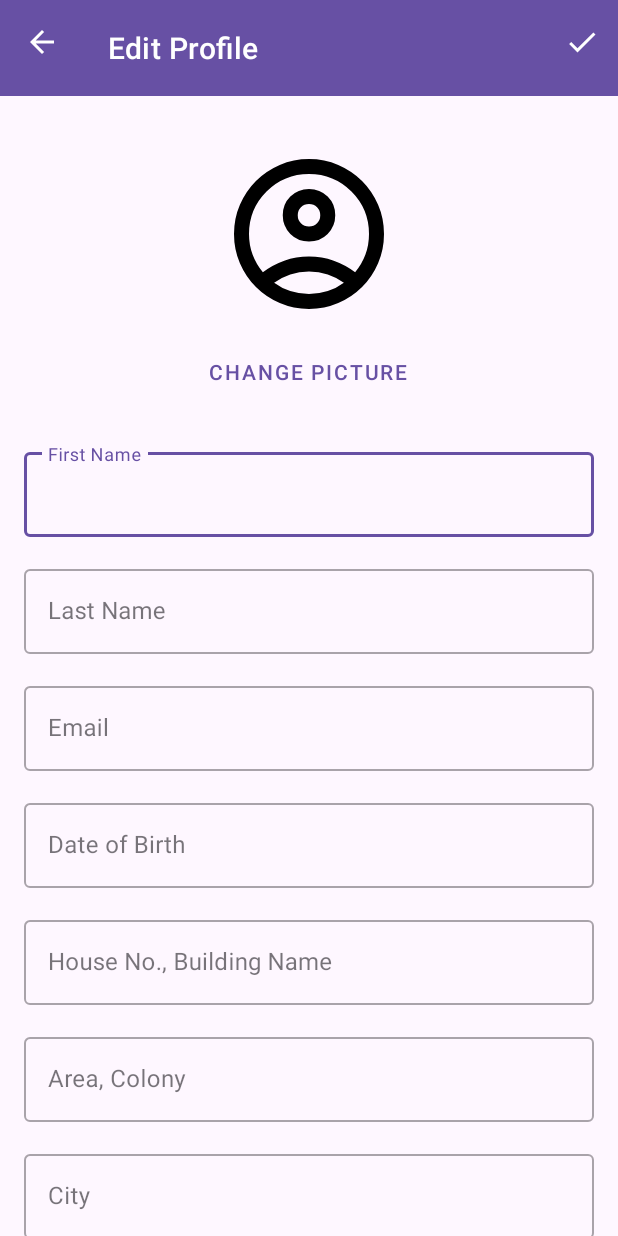
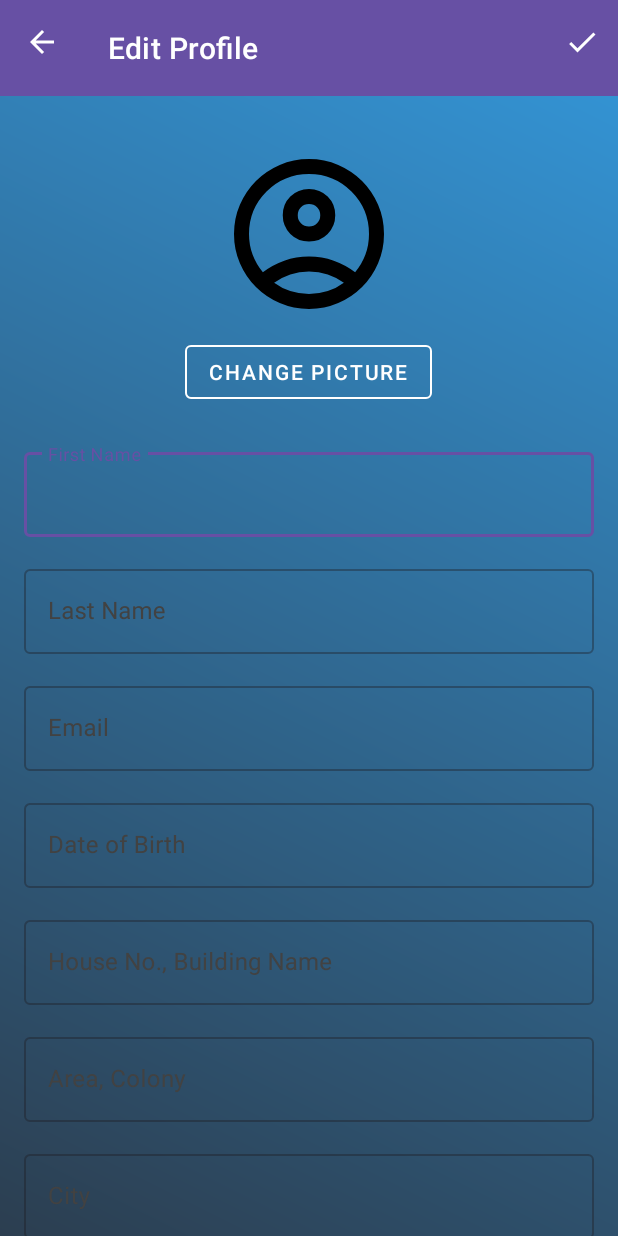
Before and after one commit to shivhiremath2303/CarbonTracer, an Android app: the EditProfileActivity screen opened directly, with no data from a screen before it, on a phone screen of 412 x 824 dp. Run offline under Robolectric (Android 15) with nearby library versions, the phone set to English and light mode, and no system bars; our stand-ins replace CircleImageView, Firebase (no records; nobody signed in at launch, a user with empty details on screens opened directly); libraries missing offline, so code that uses them is left out: com.yalantis.ucrop; pictures from the network do not load.

Commit message:
new and updated files

```diff
--- /dev/null
+++ b/app/src/main/res/drawable/premium_gradient_background.xml
@@ -0,0 +1,8 @@
+<?xml version="1.0" encoding="utf-8"?>
+<shape xmlns:android="http://schemas.android.com/apk/res/android">
+    <gradient
+        android:angle="45"
+        android:endColor="@color/gradient_end_color"
+        android:startColor="@color/gradient_start_color"
+        android:type="linear" />
+</shape>
--- a/app/src/main/res/layout/activity_edit_profile.xml
+++ b/app/src/main/res/layout/activity_edit_profile.xml
@@ -4,19 +4,23 @@
     xmlns:tools="http://schemas.android.com/tools"
     android:layout_width="match_parent"
     android:layout_height="match_parent"
+    android:background="@drawable/premium_gradient_background"
     tools:context=".EditProfileActivity">
 
     <com.google.android.material.appbar.AppBarLayout
         android:id="@+id/appBarLayout"
         android:layout_width="match_parent"
-        android:layout_height="wrap_content">
+        android:layout_height="wrap_content"
+        android:background="@android:color/transparent"
+        app:elevation="0dp">
 
         <com.google.android.material.appbar.MaterialToolbar
             android:id="@+id/toolbarEditProfile"
             android:layout_width="match_parent"
             android:layout_height="?attr/actionBarSize"
             app:title="Edit Profile"
-            style="@style/Widget.MaterialComponents.Toolbar.Primary" />
+            app:titleTextColor="@color/white"
+            style="@style/Widget.MaterialComponents.Toolbar.PrimarySurface" />
 
     </com.google.android.material.appbar.AppBarLayout>
 
@@ -43,11 +47,13 @@
 
             <Button
                 android:id="@+id/btnChangeProfilePicture"
-                style="@style/Widget.MaterialComponents.Button.TextButton"
+                style="@style/Widget.MaterialComponents.Button.OutlinedButton"
                 android:layout_width="wrap_content"
                 android:layout_height="wrap_content"
                 android:layout_gravity="center_horizontal"
                 android:text="Change Picture"
+                android:textColor="@color/white"
+                app:strokeColor="@color/white"
                 android:layout_marginBottom="24dp" />
 
             <com.google.android.material.textfield.TextInputLayout
@@ -56,13 +62,15 @@
                 android:layout_width="match_parent"
                 android:layout_height="wrap_content"
                 android:layout_marginBottom="16dp"
-                android:hint="First Name">
+                android:hint="First Name"
+                android:textColorHint="@color/gray">
 
                 <com.google.android.material.textfield.TextInputEditText
                     android:id="@+id/etFirstName"
                     android:layout_width="match_parent"
                     android:layout_height="wrap_content"
-                    android:inputType="textPersonName" />
+                    android:inputType="textPersonName"
+                    android:textColor="@color/white"/>
             </com.google.android.material.textfield.TextInputLayout>
 
             <com.google.android.material.textfield.TextInputLayout
@@ -71,13 +79,15 @@
                 android:layout_width="match_parent"
                 android:layout_height="wrap_content"
                 android:layout_marginBottom="16dp"
-                android:hint="Last Name">
+                android:hint="Last Name"
+                android:textColorHint="@color/gray">
 
                 <com.google.android.material.textfield.TextInputEditText
                     android:id="@+id/etLastName"
                     android:layout_width="match_parent"
                     android:layout_height="wrap_content"
-                    android:inputType="textPersonName" />
+                    android:inputType="textPersonName"
+                    android:textColor="@color/white"/>
             </com.google.android.material.textfield.TextInputLayout>
 
             <com.google.android.material.textfield.TextInputLayout
@@ -86,13 +96,15 @@
                 android:layout_width="match_parent"
                 android:layout_height="wrap_content"
                 android:layout_marginBottom="16dp"
-                android:hint="Email">
+                android:hint="Email"
+                android:textColorHint="@color/gray">
 
                 <com.google.android.material.textfield.TextInputEditText
                     android:id="@+id/etEmail"
                     android:layout_width="match_parent"
                     android:layout_height="wrap_content"
-                    android:inputType="textEmailAddress" />
+                    android:inputType="textEmailAddress"
+                    android:textColor="@color/white"/>
             </com.google.android.material.textfield.TextInputLayout>
 
             <com.google.android.material.textfield.TextInputLayout
@@ -101,7 +113,8 @@
                 android:layout_width="match_parent"
                 android:layout_height="wrap_content"
                 android:layout_marginBottom="16dp"
-                android:hint="Date of Birth">
+                android:hint="Date of Birth"
+                android:textColorHint="@color/gray">
 
                 <com.google.android.material.textfield.TextInputEditText
                     android:id="@+id/etDOB"
@@ -109,7 +122,8 @@
                     android:layout_height="wrap_content"
                     android:focusable="false"
                     android:clickable="true"
-                    android:inputType="date" />
+                    android:inputType="date"
+                    android:textColor="@color/white"/>
             </com.google.android.material.textfield.TextInputLayout>
 
             <com.google.android.material.textfield.TextInputLayout
@@ -118,13 +132,15 @@
                 android:layout_width="match_parent"
                 android:layout_height="wrap_content"
                 android:layout_marginBottom="16dp"
-                android:hint="House No., Building Name">
+                android:hint="House No., Building Name"
+                android:textColorHint="@color/gray">
 
                 <com.google.android.material.textfield.TextInputEditText
                     android:id="@+id/etHouseBuildingName"
                     android:layout_width="match_parent"
                     android:layout_height="wrap_content"
-                    android:inputType="textPostalAddress" />
+                    android:inputType="textPostalAddress"
+                    android:textColor="@color/white"/>
             </com.google.android.material.textfield.TextInputLayout>
 
             <com.google.android.material.textfield.TextInputLayout
@@ -133,13 +149,15 @@
                 android:layout_width="match_parent"
                 android:layout_height="wrap_content"
                 android:layout_marginBottom="16dp"
-                android:hint="Area, Colony">
+                android:hint="Area, Colony"
+                android:textColorHint="@color/gray">
 
                 <com.google.android.material.textfield.TextInputEditText
                     android:id="@+id/etAreaColony"
                     android:layout_width="match_parent"
                     android:layout_height="wrap_content"
-                    android:inputType="textPostalAddress" />
+                    android:inputType="textPostalAddress"
+                    android:textColor="@color/white"/>
             </com.google.android.material.textfield.TextInputLayout>
 
             <com.google.android.material.textfield.TextInputLayout
@@ -148,13 +166,15 @@
                 android:layout_width="match_parent"
                 android:layout_height="wrap_content"
                 android:layout_marginBottom="16dp"
-                android:hint="City">
+                android:hint="City"
+                android:textColorHint="@color/gray">
 
                 <com.google.android.material.textfield.TextInputEditText
                     android:id="@+id/etCity"
                     android:layout_width="match_parent"
                     android:layout_height="wrap_content"
-                    android:inputType="textCapWords" />
+                    android:inputType="textCapWords"
+                    android:textColor="@color/white"/>
             </com.google.android.material.textfield.TextInputLayout>
 
             <com.google.android.material.textfield.TextInputLayout
@@ -163,13 +183,15 @@
                 android:layout_width="match_parent"
                 android:layout_height="wrap_content"
                 android:layout_marginBottom="16dp"
-                android:hint="State">
+                android:hint="State"
+                android:textColorHint="@color/gray">
 
                 <com.google.android.material.textfield.TextInputEditText
                     android:id="@+id/etState"
                     android:layout_width="match_parent"
                     android:layout_height="wrap_content"
-                    android:inputType="textCapWords" />
+                    android:inputType="textCapWords"
+                    android:textColor="@color/white"/>
             </com.google.android.material.textfield.TextInputLayout>
 
             <com.google.android.material.textfield.TextInputLayout
@@ -178,14 +200,25 @@
                 android:layout_width="match_parent"
                 android:layout_height="wrap_content"
                 android:hint="Pincode"
-                android:layout_marginBottom="16dp">
+                android:layout_marginBottom="16dp"
+                android:textColorHint="@color/gray">
 
                 <com.google.android.material.textfield.TextInputEditText
                     android:id="@+id/etPincode"
                     android:layout_width="match_parent"
                     android:layout_height="wrap_content"
-                    android:inputType="number" />
+                    android:inputType="number"
+                    android:textColor="@color/white"/>
             </com.google.android.material.textfield.TextInputLayout>
+
+             <Button
+                android:id="@+id/btnSaveChanges"
+                android:layout_width="match_parent"
+                android:layout_height="wrap_content"
+                android:text="Save Changes"
+                android:background="@drawable/button_gradient_bg"
+                android:textColor="@color/white"
+                />
 
         </LinearLayout>
     </androidx.core.widget.NestedScrollView>
--- a/app/src/main/res/values/colors.xml
+++ b/app/src/main/res/values/colors.xml
@@ -1,21 +1,19 @@
 <?xml version="1.0" encoding="utf-8"?>
 <resources>
-    <color name="purple_200">#FFBB86FC</color>
-    <color name="purple_500">#FF6200EE</color>
-    <color name="purple_700">#FF3700B3</color>
-    <color name="teal_200">#FF03DAC5</color>
-    <color name="teal_700">#FF018786</color>
+    <color name="white">#FFFFFFFF</color>
     <color name="black">#FF000000</color>
-    <color name="white">#FFFFFFFF</color>
+    <color name="almost_black">#121212</color>
+    <color name="dark_gray">#2c2c2c</color>
+    <color name="gray">#424242</color>
+    <color name="ios_blue">#007AFF</color>
+    <color name="ios_green">#34C759</color>
+    <color name="ios_red">#FF3B30</color>
 
-    <!-- Original lighter colors for page background -->
-    <color name="gradient_start_color">#4c68d7</color>
-    <color name="gradient_end_color">#b052d9</color>
+    <color name="gradient_start_color">#2c3e50</color>
+    <color name="gradient_end_color">#3498db</color>
 
-    <!-- New darker colors for button background -->
-    <color name="button_gradient_start_dark">#1A237E</color>
-    <color name="button_gradient_end_dark">#4A148C</color>
+    <color name="button_gradient_start_dark">#007AFF</color>
+    <color name="button_gradient_end_dark">#0040DD</color>
 
-    <color name="dark_gray">#4A4A4A</color>
     <color name="divider_color">#BDBDBD</color>
 </resources>
--- /dev/null
+++ b/app/src/main/res/values/styles.xml
@@ -0,0 +1,6 @@
+<resources>
+    <style name="ShapeAppearance.App.CircleImageView" parent="">
+        <item name="cornerFamily">rounded</item>
+        <item name="cornerSize">50%</item>
+    </style>
+</resources>
```
